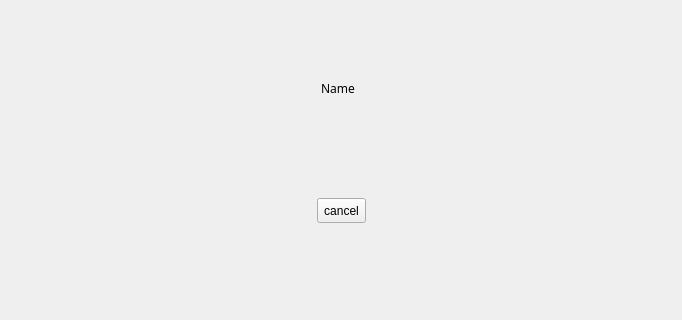
Above: src/screensaverdialog.ui from openeuler-mirror/kiran-session-guard before the change; both pictures show x 199 to 881 and y 262 to 582 of the 1080 by 720 pixel window. Below: the same form after it.
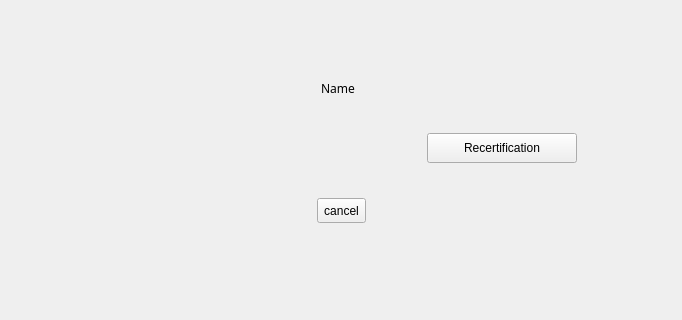
That is the form after the change. Custom widgets are drawn as their Qt base class.

Commit message:
feature(face auth): Add face recognition function, adapt to face recognition PAM
- 新增人脸识别功能，适配人脸识别pam

Closes #35698

The edit to the form file:
```diff
--- a/src/screensaverdialog.ui
+++ b/src/screensaverdialog.ui
@@ -371,7 +371,7 @@
              <height>60</height>
             </size>
            </property>
-           <layout class="QHBoxLayout" name="horizontalLayout_5" stretch="0,0,0,0,0">
+           <layout class="QHBoxLayout" name="horizontalLayout_5" stretch="0,0,0,0,0,0">
             <property name="spacing">
              <number>10</number>
             </property>
@@ -475,6 +475,25 @@
               </property>
              </widget>
             </item>
+            <item>
+             <widget class="QPushButton" name="btn_reAuth">
+              <property name="minimumSize">
+               <size>
+                <width>150</width>
+                <height>30</height>
+               </size>
+              </property>
+              <property name="maximumSize">
+               <size>
+                <width>180</width>
+                <height>36</height>
+               </size>
+              </property>
+              <property name="text">
+               <string>Recertification</string>
+              </property>
+             </widget>
+            </item>
             <item>
              <spacer name="horizontalSpacer_8">
               <property name="orientation">
@@ -880,6 +899,18 @@
    <extends>QLabel</extends>
    <header location="global">shadowlabel.h</header>
   </customwidget>
+  <customwidget>
+   <class>FingerAuthAvatar</class>
+   <extends>QWidget</extends>
+   <header location="global">finger-auth-avatar.h</header>
+   <container>1</container>
+  </customwidget>
+  <customwidget>
+   <class>FaceAuthAvatar</class>
+   <extends>QWidget</extends>
+   <header location="global">face-auth-avatar.h</header>
+   <container>1</container>
+  </customwidget>
  </customwidgets>
  <resources/>
  <connections/>
```
Left out of the diff: 46 changed lines with no effect on the pictures. The commit also changes 29 other files.
